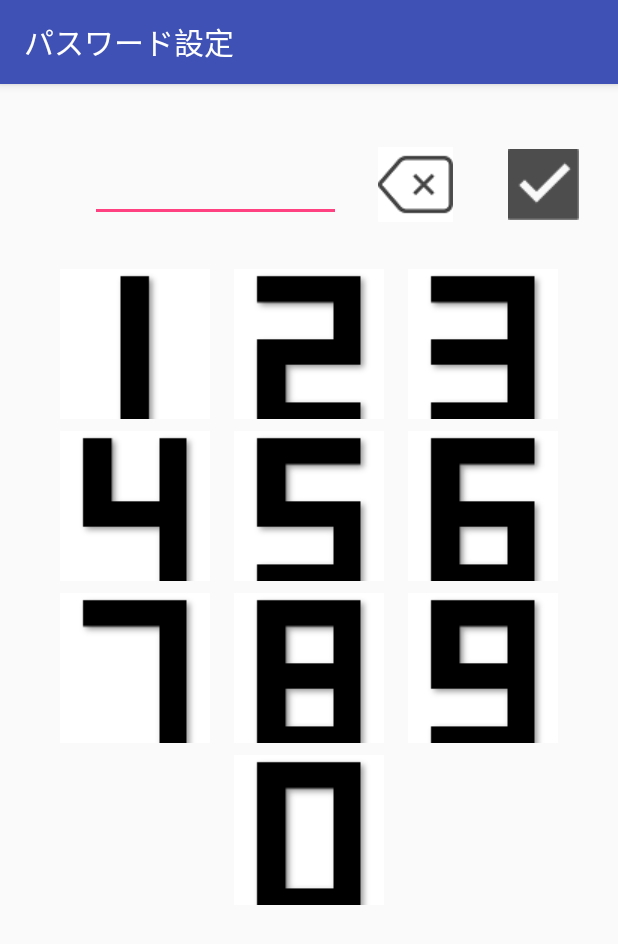
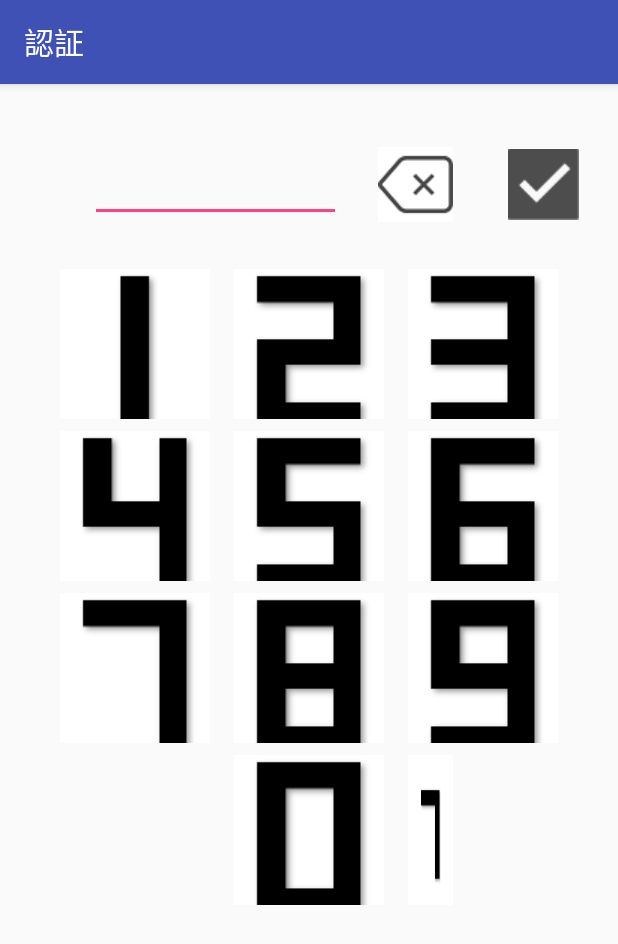
Before and after one commit to ShoFurukawa/preventingshouldersurfingwithscreenmovement, an Android app: the screen it shows after launch (SetPassword before the commit, Shuffle after it), on a phone screen of 412 x 824 dp. Shown: the top 944 px of the screen. Run offline under Robolectric (Android 15) with nearby library versions, the phone set to English and light mode, and no system bars.

Commit message:
ShuffleActivityの完成とModeSelectActivityの作成

```diff
--- a/app/src/main/java/com/application/shohei/preventingshouldersurfingwithscreenmovement/Result.kt
+++ b/app/src/main/java/com/application/shohei/preventingshouldersurfingwithscreenmovement/Result.kt
@@ -1,5 +1,6 @@
 package com.application.shohei.preventingshouldersurfingwithscreenmovement
 
+import android.content.pm.ActivityInfo
 import android.support.v7.app.AppCompatActivity
 import android.os.Bundle
 import kotlinx.android.synthetic.main.activity_result.*
@@ -9,7 +10,9 @@ class Result : AppCompatActivity() {
     override fun onCreate(savedInstanceState: Bundle?) {
         super.onCreate(savedInstanceState)
         setContentView(R.layout.activity_result)
-        title = "Result"
+        //画面が回転しないようにする
+        requestedOrientation= ActivityInfo.SCREEN_ORIENTATION_PORTRAIT
+        title = "結果"
 
         //string.xmlの中のリソースは数字として扱われる
         val result = intent.getIntExtra("result", 0)
--- /dev/null
+++ b/app/src/main/java/com/application/shohei/preventingshouldersurfingwithscreenmovement/Shuffle.kt
@@ -0,0 +1,273 @@
+package com.application.shohei.preventingshouldersurfingwithscreenmovement
+
+import android.content.Context
+import android.content.Intent
+import android.content.pm.ActivityInfo
+import android.graphics.drawable.Drawable
+import android.hardware.Sensor
+import android.hardware.SensorEvent
+import android.hardware.SensorEventListener
+import android.hardware.SensorManager
+import android.support.v7.app.AppCompatActivity
+import android.os.Bundle
+import android.support.v4.content.res.ResourcesCompat
+import android.support.v7.app.AlertDialog
+import android.text.Editable
+import android.util.Log
+import android.widget.TextView
+import android.widget.Toast
+import kotlinx.android.synthetic.main.activity_main.*
+
+class Shuffle : AppCompatActivity(), SensorEventListener {
+
+
+    override fun onCreate(savedInstanceState: Bundle?) {
+        super.onCreate(savedInstanceState)
+        setContentView(R.layout.activity_shuffle)
+        //画面が回転しないようにする
+        requestedOrientation = ActivityInfo.SCREEN_ORIENTATION_PORTRAIT
+        title = ("認証")
+        //intentに格納されたデータを取り出す(onCreateの中に書かないと機能しない)
+        //val password = intent.getStringExtra("password")
+
+        //EditTextでキーボード入力が出ないようにした
+        editText.keyListener = null
+
+        //editTextの幅を設定(pixel)
+        editText.width = 200
+
+
+        //数字ごとの処理
+        one.setOnClickListener {
+            addStr(inputNumberCalc(1, addNumber).toString())
+            // addStr("1")
+            imageData = randomImage()
+        }
+        two.setOnClickListener {
+            addStr(inputNumberCalc(2, addNumber).toString())
+            imageData = randomImage()
+        }
+        three.setOnClickListener {
+            addStr(inputNumberCalc(3, addNumber).toString())
+            imageData = randomImage()
+        }
+        four.setOnClickListener {
+            addStr(inputNumberCalc(4, addNumber).toString())
+            imageData = randomImage()
+        }
+        five.setOnClickListener {
+            addStr(inputNumberCalc(5, addNumber).toString())
+            imageData = randomImage()
+        }
+        six.setOnClickListener {
+            addStr(inputNumberCalc(6, addNumber).toString())
+            imageData = randomImage()
+        }
+        seven.setOnClickListener {
+            addStr(inputNumberCalc(7, addNumber).toString())
+            imageData = randomImage()
+        }
+        eight.setOnClickListener {
+            addStr(inputNumberCalc(8, addNumber).toString())
+            imageData = randomImage()
+        }
+        nine.setOnClickListener {
+            addStr(inputNumberCalc(9, addNumber).toString())
+            imageData = randomImage()
+        }
+        zero.setOnClickListener {
+            addStr(inputNumberCalc(0, addNumber).toString())
+            imageData = randomImage()
+        }
+        //数字の削除処理
+        backspace.setOnClickListener { deleteStr() }
+        //ok.setOnClickListener { onOkButtonTapped(password) }
+        imageData = randomImage()
+        randompath.setImageDrawable(imageData)
+    }
+
+    override fun onResume() {
+        super.onResume()
+        val sensorManager = getSystemService(Context.SENSOR_SERVICE) as SensorManager
+        val accSensor = sensorManager.getDefaultSensor(Sensor.TYPE_ACCELEROMETER)
+        sensorManager.registerListener(this, accSensor, SensorManager.SENSOR_DELAY_FASTEST)
+
+    }
+
+    override fun onPause() {
+        super.onPause()
+        val sensorManager = getSystemService(Context.SENSOR_SERVICE) as SensorManager
+        sensorManager.unregisterListener(this)
+    }
+
+    override fun onAccuracyChanged(sensor: Sensor?, accuracy: Int) {
+
+    }
+
+    private var imageData: Drawable? = null
+
+    /*private var nBeforeTime: Long = 0L
+    private var nBeforeX: Float = 0F
+    private var nBeforeY: Float = 0F
+    private var nBeforeZ: Float = 0F
+private var n=0*/
+    var maxX = 0F
+    var maxY = 0F
+
+    override fun onSensorChanged(event: SensorEvent?) {
+        if (event == null) return
+
+        if (event.sensor.type == Sensor.TYPE_ACCELEROMETER) {
+
+            /*val nNowTime = System.currentTimeMillis()
+            val nDiffTime = nNowTime - nBeforeTime
+            val x = event.values[0]
+            val y = event.values[1]
+            val z = event.values[2]
+            if (nDiffTime > 10 && (nBeforeTime != 0L)) {
+                /* var x = Math.abs(event.values[0])
+             var y = Math.abs(event.values[1])
+             var z = Math.abs(event.values[2])*/
+                val speed = (Math.abs(x - nBeforeX) + Math.abs(y - nBeforeY) ) / nDiffTime * 1000
+               Toast.makeText(this, x.toString(), Toast.LENGTH_SHORT).show()
+                if (Math.abs(x) > 20) {
+                    randompath.setImageDrawable(imageData)
+                    n++
+                    Toast.makeText(this, n.toString(), Toast.LENGTH_SHORT).show()
+                }
+                else
+                    randompath.setImageDrawable(null)
+            }
+            nBeforeTime = nNowTime
+            nBeforeX = x
+            nBeforeY = y
+            nBeforeZ = z*/
+
+            //x方向10~50
+            //if ((10 < Math.abs(event.values[0]) && Math.abs(event.values[0]) < 50)) {
+
+                //x方向20~50
+                //if ((20 < Math.abs(event.values[0]) && Math.abs(event.values[0]) < 50)) {
+
+                //x方向30~50
+                //if ((30 < Math.abs(event.values[0]) && Math.abs(event.values[0]) < 50)) {
+
+                //x方向40~50
+                //if ((40 < Math.abs(event.values[0]) && Math.abs(event.values[0]) < 50)) {
+
+
+                //y方向10~50
+                //if ((10 < Math.abs(event.values[1]) && Math.abs(event.values[1]) < 50)) {
+
+                //y方向20~50
+                if ((20 < Math.abs(event.values[1]) && Math.abs(event.values[1]) < 50)) {
+
+                //y方向30~50
+                //if ((30 < Math.abs(event.values[1]) && Math.abs(event.values[1]) < 50)) {
+
+                // y方向40~50
+                //if ((40 < Math.abs(event.values[1]) && Math.abs(event.values[1]) < 50)) {
+
+
+                //z方向10~50
+                //if ((10 < Math.abs(event.values[2]) && Math.abs(event.values[2]) < 50)) {
+
+                //z方向20~50
+                   // if ((20 < Math.abs(event.values[2]) && Math.abs(event.values[2]) < 50)) {
+
+                //z方向30~50
+                //if ((30 < Math.abs(event.values[2]) && Math.abs(event.values[2]) < 50)) {
+
+                //z方向40~50
+                //if ((40 < Math.abs(event.values[2]) && Math.abs(event.values[2]) < 50)) {
+
+
+                //x方向20~30,y方向30~40
+                //if (event.values[2] < -100 || (20 < event.values[0] && event.values[0] < 30) || (-30 < event.values[0] && event.values[0] < -20) || (-40 < event.values[1]&& event.values[1]<-30)||(30 < event.values[1]&& event.values[1]<40)) {
+                //    if ((20 < Math.abs(event.values[0]) && Math.abs(event.values[0]) < 30) || (30 < Math.abs(event.values[1]) && Math.abs(event.values[1]) < 40)) {
+
+                //if(true){
+
+                /* Log.d("Shuffle",
+                         "x=${event.values[0].toString()}" +
+                                 "y=${event.values[1].toString()}" +
+                                 "z=${event.values[2].toString()}")*/
+                if (event.values[0] > maxX)
+                    maxX = event.values[0]
+                if (event.values[1] > maxY)
+                    maxY = event.values[1]
+                Log.d("max", "x=${maxX}" + "y=${maxY}")
+                randompath.setImageDrawable(imageData)
+            } else {
+                //resources(getResources)はリーソースを取り扱うクラス
+                //getDrawableで指定した画像のDrawableインスタンスを取得
+                //val drawable = ResourcesCompat.getDrawable(resources,R.drawable.ok,null)
+                randompath.setImageDrawable(null)
+            }
+        }
+    }
+
+    //数字を押したときの処理
+    private fun addStr(str: String) {
+        // Editableインスタンス取得
+        val editable = Editable.Factory.getInstance().newEditable(editText.text)
+        val textLength = editable.length
+        editable.insert(textLength, str)
+        // TextViewにセットする
+        editText.setText(editable, TextView.BufferType.EDITABLE)
+    }
+
+    //EditTextの一番後ろの数字を削除
+    private fun deleteStr() {
+        // Editableインスタンス取得
+        val editable = Editable.Factory.getInstance().newEditable(editText.text)
+        // ボタンを押すごとに先頭1文字を削除
+        val textLength = editable.length
+        if (textLength > 0) {
+            editable.delete(textLength - 1, textLength)
+        }
+        // TextViewにセットする
+        editText.setText(editable, TextView.BufferType.EDITABLE)
+    }
+
+    //OKボタンがタップされた時の処理
+    private fun onOkButtonTapped(password: String) {
+        val editable = Editable.Factory.getInstance().newEditable(editText.text)
+        val textLength = editable.length
+        if (textLength != 4) {
+            AlertDialog.Builder(this)
+                    .setTitle("警告")
+                    .setMessage("4桁のパスワードを入力してください")
+                    .setPositiveButton("YES", null)
+                    .show()
+        } else {
+            /*   val intent = Intent(this, Result::class.java)
+               //SetPasswordActivityのeditTextの内容を受け取る
+               if (password == editText.text.toString()) {
+                   intent.putExtra("result", R.string.result_success)
+               } else
+                   intent.putExtra("result", R.string.result_failed)
+               startActivity(intent)*/
+        }
+    }
+
+    private var addNumber: Int = 0
+    //var drawable:drawable=
+//ランダムな画像を表示させるための処理
+    private fun randomImage(): Drawable {
+        val typedArray = resources.obtainTypedArray(R.array.randomnumber)
+        val rand = Math.floor(Math.random() * 10).toInt()
+        addNumber = rand
+        val drawable = typedArray.getDrawable(rand)
+        return drawable
+    }
+
+    //passwordの桁ごとの値を求める処理
+    private fun inputNumberCalc(calcNum: Int, addNum: Int): Int {
+        val x = calcNum - addNum
+        return if (x >= 0)
+            x
+        else
+            10 + x
+    }
+}
--- /dev/null
+++ b/app/src/main/res/layout/activity_shuffle.xml
@@ -0,0 +1,210 @@
+<?xml version="1.0" encoding="utf-8"?>
+<android.support.constraint.ConstraintLayout xmlns:android="http://schemas.android.com/apk/res/android"
+    xmlns:app="http://schemas.android.com/apk/res-auto"
+    xmlns:tools="http://schemas.android.com/tools"
+    android:layout_width="match_parent"
+    android:layout_height="match_parent"
+    tools:context=".Shuffle">
+
+    <ImageButton
+        android:id="@+id/one"
+        android:layout_width="100dp"
+        android:layout_height="100dp"
+        android:layout_marginStart="8dp"
+        android:layout_marginEnd="16dp"
+        app:layout_constraintBottom_toBottomOf="parent"
+        app:layout_constraintEnd_toStartOf="@+id/two"
+        app:layout_constraintHorizontal_bias="1.0"
+        app:layout_constraintStart_toStartOf="parent"
+        app:layout_constraintTop_toTopOf="@+id/two"
+        app:layout_constraintVertical_bias="0.0"
+        app:srcCompat="@drawable/number_1" />
+
+    <ImageButton
+        android:id="@+id/two"
+        android:layout_width="100dp"
+        android:layout_height="100dp"
+        android:layout_marginStart="16dp"
+        android:layout_marginTop="8dp"
+        android:layout_marginEnd="16dp"
+        android:layout_marginBottom="8dp"
+        app:layout_constraintBottom_toBottomOf="parent"
+        app:layout_constraintEnd_toEndOf="parent"
+        app:layout_constraintStart_toStartOf="parent"
+        app:layout_constraintTop_toTopOf="parent"
+        app:layout_constraintVertical_bias="0.177"
+        app:srcCompat="@drawable/number_2" />
+
+    <ImageButton
+        android:id="@+id/three"
+        android:layout_width="100dp"
+        android:layout_height="100dp"
+        android:layout_marginStart="16dp"
+        android:layout_marginEnd="8dp"
+        app:layout_constraintBottom_toBottomOf="parent"
+        app:layout_constraintEnd_toEndOf="parent"
+        app:layout_constraintHorizontal_bias="0.0"
+        app:layout_constraintStart_toEndOf="@+id/two"
+        app:layout_constraintTop_toTopOf="@+id/two"
+        app:layout_constraintVertical_bias="0.0"
+        app:srcCompat="@drawable/number_3" />
+
+    <ImageButton
+        android:id="@+id/four"
+        android:layout_width="100dp"
+        android:layout_height="100dp"
+        android:layout_marginStart="8dp"
+        android:layout_marginEnd="16dp"
+        app:layout_constraintBottom_toBottomOf="parent"
+        app:layout_constraintEnd_toStartOf="@+id/five"
+        app:layout_constraintHorizontal_bias="1.0"
+        app:layout_constraintStart_toStartOf="parent"
+        app:layout_constraintTop_toTopOf="@+id/five"
+        app:layout_constraintVertical_bias="0.0"
+        app:srcCompat="@drawable/number_4" />
+
+    <ImageButton
+        android:id="@+id/five"
+        android:layout_width="100dp"
+        android:layout_height="100dp"
+        android:layout_marginStart="16dp"
+        android:layout_marginTop="8dp"
+        android:layout_marginEnd="16dp"
+        android:layout_marginBottom="8dp"
+        app:layout_constraintBottom_toBottomOf="parent"
+        app:layout_constraintEnd_toEndOf="parent"
+        app:layout_constraintStart_toStartOf="parent"
+        app:layout_constraintTop_toBottomOf="@+id/two"
+        app:layout_constraintVertical_bias="0.0"
+        app:srcCompat="@drawable/number_5" />
+
+    <ImageButton
+        android:id="@+id/six"
+        android:layout_width="100dp"
+        android:layout_height="100dp"
+        android:layout_marginStart="16dp"
+        android:layout_marginEnd="8dp"
+        app:layout_constraintBottom_toBottomOf="parent"
+        app:layout_constraintEnd_toEndOf="parent"
+        app:layout_constraintHorizontal_bias="0.0"
+        app:layout_constraintStart_toEndOf="@+id/five"
+        app:layout_constraintTop_toTopOf="@+id/five"
+        app:layout_constraintVertical_bias="0.0"
+        app:srcCompat="@drawable/number_6" />
+
+    <ImageButton
+        android:id="@+id/seven"
+        android:layout_width="100dp"
+        android:layout_height="100dp"
+        android:layout_marginStart="8dp"
+        android:layout_marginTop="8dp"
+        android:layout_marginEnd="16dp"
+        app:layout_constraintBottom_toBottomOf="parent"
+        app:layout_constraintEnd_toStartOf="@+id/eight"
+        app:layout_constraintHorizontal_bias="1.0"
+        app:layout_constraintStart_toStartOf="parent"
+        app:layout_constraintTop_toBottomOf="@+id/four"
+        app:layout_constraintVertical_bias="0.0"
+        app:srcCompat="@drawable/number_7" />
+
+    <ImageButton
+        android:id="@+id/eight"
+        android:layout_width="100dp"
+        android:layout_height="100dp"
+        android:layout_marginStart="16dp"
+        android:layout_marginTop="8dp"
+        android:layout_marginEnd="16dp"
+        android:layout_marginBottom="8dp"
+        app:layout_constraintBottom_toBottomOf="parent"
+        app:layout_constraintEnd_toEndOf="parent"
+        app:layout_constraintStart_toStartOf="parent"
+        app:layout_constraintTop_toBottomOf="@+id/five"
+        app:layout_constraintVertical_bias="0.0"
+        app:srcCompat="@drawable/number_8" />
+
+    <ImageButton
+        android:id="@+id/nine"
+        android:layout_width="100dp"
+        android:layout_height="100dp"
+        android:layout_marginStart="16dp"
+        android:layout_marginTop="8dp"
+        android:layout_marginEnd="8dp"
+        app:layout_constraintBottom_toBottomOf="parent"
+        app:layout_constraintEnd_toEndOf="parent"
+        app:layout_constraintHorizontal_bias="0.0"
+        app:layout_constraintStart_toEndOf="@+id/eight"
+        app:layout_constraintTop_toBottomOf="@+id/six"
+        app:layout_constraintVertical_bias="0.0"
+        app:srcCompat="@drawable/number_9" />
+
+    <ImageButton
+        android:id="@+id/zero"
+        android:layout_width="100dp"
+        android:layout_height="100dp"
+        android:layout_marginStart="8dp"
+        android:layout_marginTop="8dp"
+        android:layout_marginEnd="8dp"
+        android:layout_marginBottom="8dp"
+        app:layout_constraintBottom_toBottomOf="parent"
+        app:layout_constraintEnd_toEndOf="parent"
+        app:layout_constraintStart_toStartOf="parent"
+        app:layout_constraintTop_toBottomOf="@+id/eight"
+        app:layout_constraintVertical_bias="0.0"
+        app:srcCompat="@drawable/number_0" />
+
+    <EditText
+        android:id="@+id/editText"
+        android:layout_width="167dp"
+        android:layout_height="50dp"
+        android:ems="10"
+        android:inputType="text"
+        android:maxLength="4"
+        app:layout_constraintBottom_toTopOf="@+id/one"
+        app:layout_constraintEnd_toEndOf="parent"
+        app:layout_constraintHorizontal_bias="0.244"
+        app:layout_constraintStart_toStartOf="parent"
+        app:layout_constraintTop_toTopOf="parent"
+        app:layout_constraintVertical_bias="0.571" />
+
+    <ImageButton
+        android:id="@+id/backspace"
+        android:layout_width="50dp"
+        android:layout_height="50dp"
+        android:layout_marginStart="8dp"
+        android:layout_marginEnd="8dp"
+        app:layout_constraintBottom_toTopOf="@+id/three"
+        app:layout_constraintEnd_toEndOf="parent"
+        app:layout_constraintHorizontal_bias="0.142"
+        app:layout_constraintStart_toEndOf="@+id/editText"
+        app:layout_constraintTop_toTopOf="@+id/editText"
+        app:layout_constraintVertical_bias="0.0"
+        app:srcCompat="@drawable/backspace" />
+
+    <ImageButton
+        android:id="@+id/ok"
+        android:layout_width="50dp"
+        android:layout_height="50dp"
+        android:layout_marginStart="8dp"
+        app:layout_constraintBottom_toTopOf="@+id/three"
+        app:layout_constraintEnd_toEndOf="parent"
+        app:layout_constraintHorizontal_bias="0.529"
+        app:layout_constraintStart_toEndOf="@+id/backspace"
+        app:layout_constraintTop_toTopOf="@+id/editText"
+        app:layout_constraintVertical_bias="0.0"
+        app:srcCompat="@drawable/ok" />
+
+    <ImageView
+        android:id="@+id/randompath"
+        android:layout_width="30dp"
+        android:layout_height="100dp"
+        android:layout_marginStart="16dp"
+        android:layout_marginTop="8dp"
+        android:scaleType="fitXY"
+        app:layout_constraintBottom_toBottomOf="parent"
+        app:layout_constraintEnd_toEndOf="parent"
+        app:layout_constraintHorizontal_bias="0.0"
+        app:layout_constraintStart_toEndOf="@+id/zero"
+        app:layout_constraintTop_toBottomOf="@+id/nine"
+        app:layout_constraintVertical_bias="0.0" />
+
+</android.support.constraint.ConstraintLayout>
```
Also changed, not shown: app/src/main/AndroidManifest.xml (+5 -3 lines), app/src/main/java/com/application/shohei/preventingshouldersurfingwithscreenmovement/MainActivity.kt (+10 -7 lines), app/src/main/java/com/application/shohei/preventingshouldersurfingwithscreenmovement/ModeSelect.kt (added, +14 -0 lines), app/src/main/java/com/application/shohei/preventingshouldersurfingwithscreenmovement/SetPassword.kt (+12 -10 lines), app/src/main/res/layout/activity_mode_select.xml (added, +9 -0 lines).
